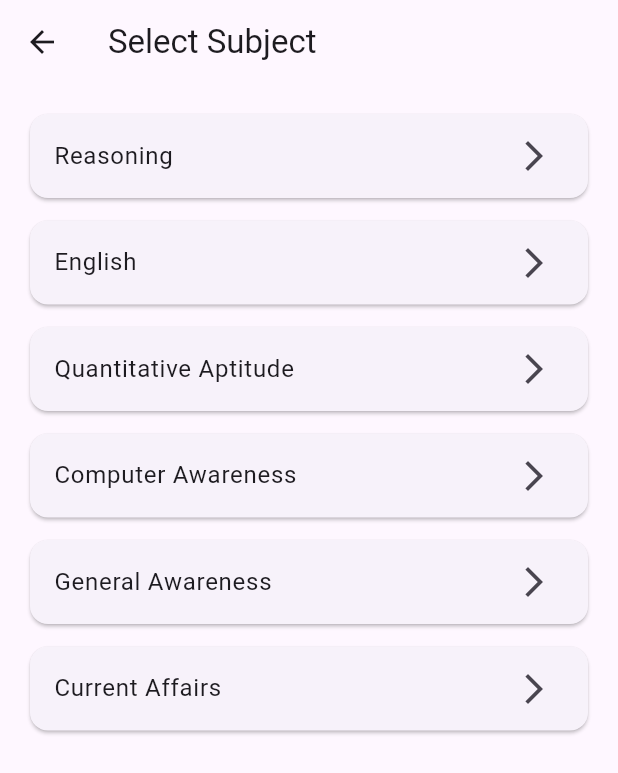
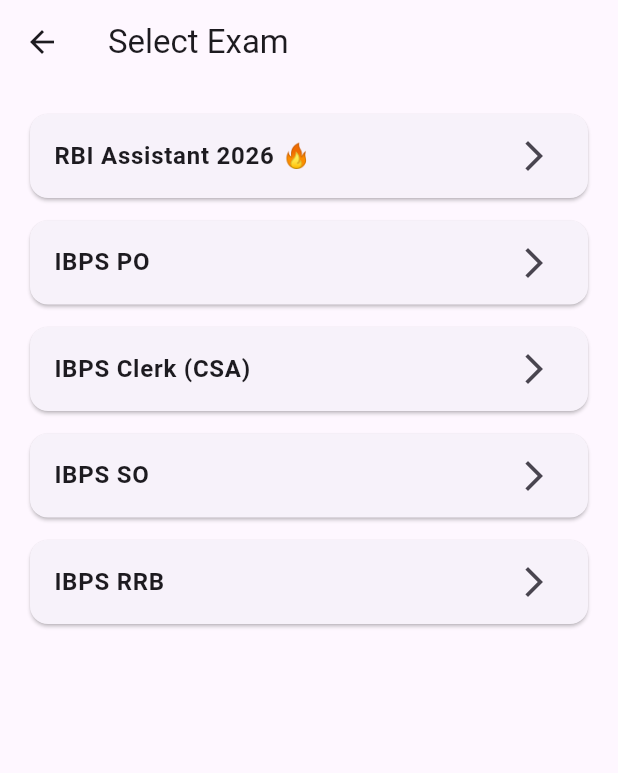
Before and after one commit to Chethu99/ibps_exam_app, a Flutter app: the screen it shows after launch, after a tap on "Mock Tests", on a phone screen of 412 x 824 dp. Shown: the top 773 px of the screen. Run offline on Flutter 3.47's test engine with Material 3 defaults, Android fonts, the light colour scheme and no system bars.

Commit message:
new exams

```diff
--- /dev/null
+++ b/lib/screens/exam_screen.dart
@@ -0,0 +1,61 @@
+import 'package:flutter/material.dart';
+import 'subject_screen.dart';
+
+class ExamScreen extends StatelessWidget {
+
+  const ExamScreen({super.key});
+
+  @override
+  Widget build(BuildContext context) {
+
+    return Scaffold(
+      appBar: AppBar(
+        title: const Text("Select Exam"),
+      ),
+
+      body: ListView(
+        padding: const EdgeInsets.all(20),
+        children: [
+
+          examTile(context, "RBI Assistant 2026 🔥"),
+
+          examTile(context, "IBPS PO"),
+
+          examTile(context, "IBPS Clerk (CSA)"),
+
+          examTile(context, "IBPS SO"),
+
+          examTile(context, "IBPS RRB"),
+
+        ],
+      ),
+    );
+  }
+
+  Widget examTile(BuildContext context, String examName) {
+
+    return Card(
+      margin: const EdgeInsets.only(bottom: 15),
+
+      child: ListTile(
+        title: Text(
+          examName,
+          style: const TextStyle(fontWeight: FontWeight.bold),
+        ),
+
+        trailing: const Icon(Icons.arrow_forward_ios),
+
+        onTap: () {
+
+          Navigator.push(
+            context,
+            MaterialPageRoute(
+              builder: (_) => const SubjectScreen(),
+            ),
+          );
+
+        },
+      ),
+    );
+  }
+}
--- a/lib/screens/home_screen.dart
+++ b/lib/screens/home_screen.dart
@@ -1,7 +1,8 @@
 import 'package:flutter/material.dart';
-import 'subject_screen.dart';
+import 'exam_screen.dart';
 
 class HomeScreen extends StatelessWidget {
+
   const HomeScreen({super.key});
 
   @override
@@ -9,6 +10,7 @@
 
     return Scaffold(
       body: Container(
+
         decoration: const BoxDecoration(
           gradient: LinearGradient(
             colors: [
@@ -49,6 +51,7 @@
 
               Expanded(
                 child: Container(
+
                   decoration: const BoxDecoration(
                     color: Colors.white,
                     borderRadius: BorderRadius.vertical(
@@ -58,6 +61,7 @@
 
                   child: Padding(
                     padding: const EdgeInsets.all(24),
+
                     child: Column(
                       children: [
 
@@ -70,12 +74,14 @@
                           subtitle: "Practice real exam questions",
                           color: Colors.blue,
                           onTap: () {
+
                             Navigator.push(
                               context,
                               MaterialPageRoute(
-                                builder: (_) => const SubjectScreen(),
+                                builder: (_) => const ExamScreen(),
                               ),
                             );
+
                           },
                         ),
 
@@ -134,12 +140,14 @@
 
     return GestureDetector(
       onTap: onTap,
+
       child: Container(
         padding: const EdgeInsets.all(18),
 
         decoration: BoxDecoration(
           color: Colors.white,
           borderRadius: BorderRadius.circular(18),
+
           boxShadow: [
             BoxShadow(
               color: Colors.black.withOpacity(0.08),
@@ -154,10 +162,12 @@
 
             Container(
               padding: const EdgeInsets.all(14),
+
               decoration: BoxDecoration(
                 color: color.withOpacity(0.15),
                 borderRadius: BorderRadius.circular(12),
               ),
+
               child: Icon(
                 icon,
                 color: color,
```
